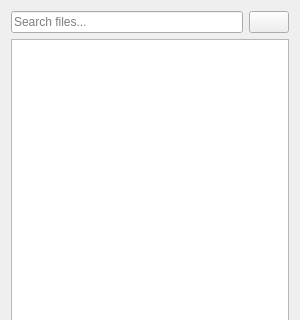
VGalaxies/xynote, file forms/sider.ui: the form before one commit; both pictures show x 0 to 300 and y 0 to 320 of the 300 by 600 pixel window.
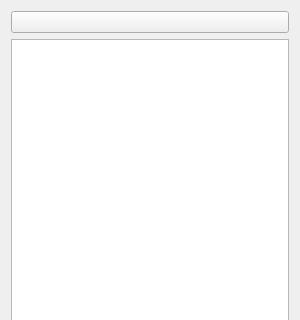
The form after the commit.

Diff of the .ui file:
```diff
--- a/forms/sider.ui
+++ b/forms/sider.ui
@@ -29,17 +29,7 @@
    <item>
     <layout class="QHBoxLayout" name="horizontalLayout">
      <item>
-      <widget class="QLineEdit" name="lineEdit">
-      <property name="text">
-       <string/>
-      </property>
-      <property name="placeholderText">
-       <string>Search files...</string>
-      </property>
-      </widget>
-     </item>
-     <item>
-      <widget class="QPushButton" name="pushButton">
+      <widget class="QPushButton" name="upper">
        <property name="text">
         <string/>
        </property>
```
